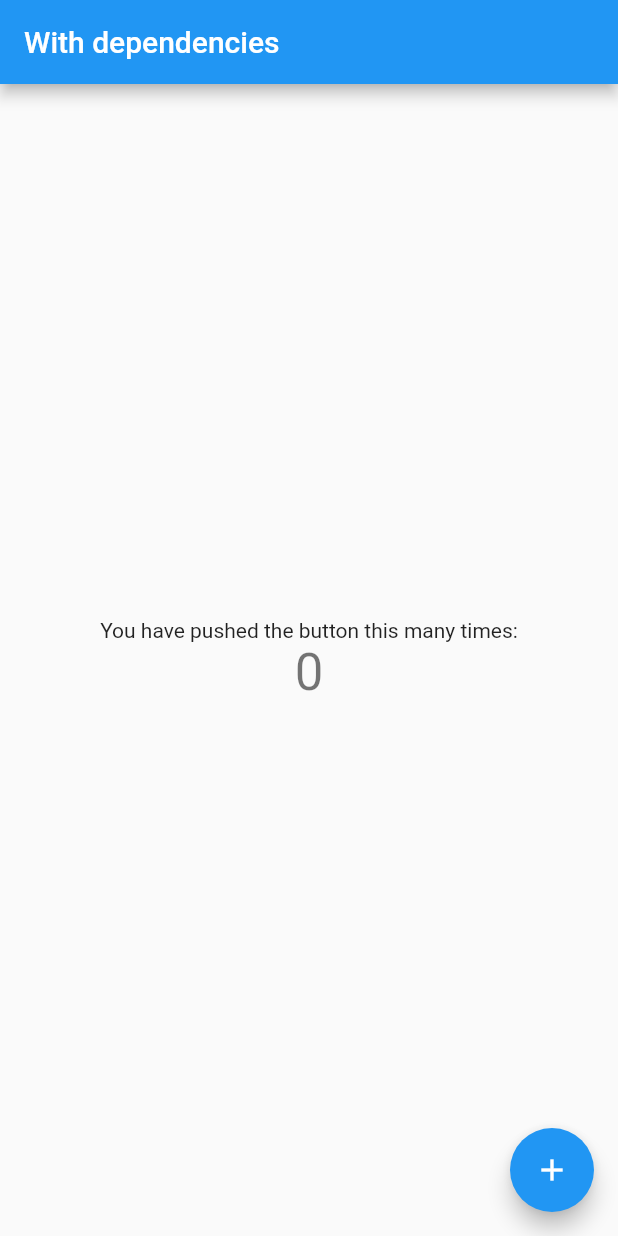
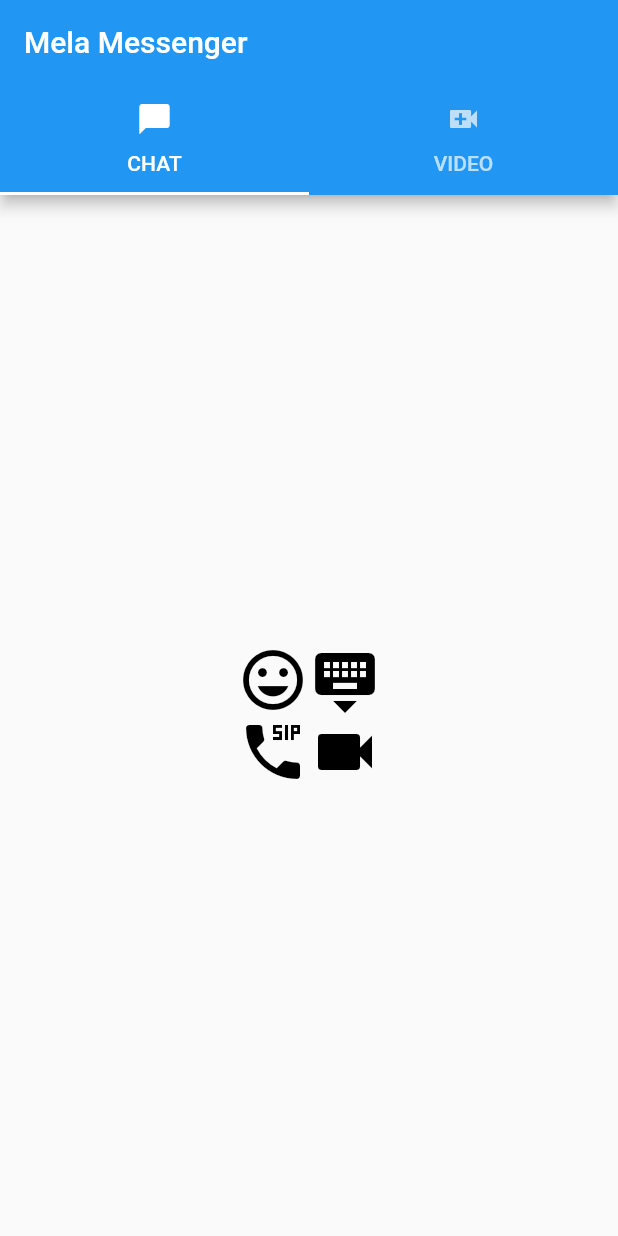
Before and after one commit to damphat/mela_messenger, a Flutter app: the screen it shows after launch, on a phone screen of 412 x 824 dp. Run offline on Flutter 3.47's test engine with Material 2 defaults, Android fonts, the light colour scheme and no system bars.

Commit message:
Add tabs with icons

```diff
--- a/lib/main.dart
+++ b/lib/main.dart
@@ -1,117 +1,90 @@
 import 'package:flutter/material.dart';
 
 void main() {
-  runApp(MyApp());
+  runApp(new MyApp());
 }
 
 class MyApp extends StatelessWidget {
-  // This widget is the root of your application.
   @override
   Widget build(BuildContext context) {
-    return MaterialApp(
-      title: 'Flutter Demo',
-      theme: ThemeData(
-        // This is the theme of your application.
-        //
-        // Try running your application with "flutter run". You'll see the
-        // application has a blue toolbar. Then, without quitting the app, try
-        // changing the primarySwatch below to Colors.green and then invoke
-        // "hot reload" (press "r" in the console where you ran "flutter run",
-        // or simply save your changes to "hot reload" in a Flutter IDE).
-        // Notice that the counter didn't reset back to zero; the application
-        // is not restarted.
+    return new MaterialApp(
+      title: 'Generated App',
+      theme: new ThemeData(
         primarySwatch: Colors.blue,
-        // This makes the visual density adapt to the platform that you run
-        // the app on. For desktop platforms, the controls will be smaller and
-        // closer together (more dense) than on mobile platforms.
-        visualDensity: VisualDensity.adaptivePlatformDensity,
+        primaryColor: const Color(0xFF2196f3),
+        accentColor: const Color(0xFF2196f3),
+        canvasColor: const Color(0xFFfafafa),
       ),
-      home: MyHomePage(title: 'With dependencies'),
+      home: new MyHomePage(),
     );
   }
 }
 
 class MyHomePage extends StatefulWidget {
-  MyHomePage({Key key, this.title}) : super(key: key);
-
-  // This widget is the home page of your application. It is stateful, meaning
-  // that it has a State object (defined below) that contains fields that affect
-  // how it looks.
-
-  // This class is the configuration for the state. It holds the values (in this
-  // case the title) provided by the parent (in this case the App widget) and
-  // used by the build method of the State. Fields in a Widget subclass are
-  // always marked "final".
-
-  final String title;
-
+  MyHomePage({Key key}) : super(key: key);
   @override
-  _MyHomePageState createState() => _MyHomePageState();
+  _MyHomePageState createState() => new _MyHomePageState();
 }
 
 class _MyHomePageState extends State<MyHomePage> {
-  int _counter = 0;
-
-  void _incrementCounter() {
-    setState(() {
-      // This call to setState tells the Flutter framework that something has
-      // changed in this State, which causes it to rerun the build method below
-      // so that the display can reflect the updated values. If we changed
-      // _counter without calling setState(), then the build method would not be
-      // called again, and so nothing would appear to happen.
-      _counter++;
-    });
-  }
-
   @override
   Widget build(BuildContext context) {
-    // This method is rerun every time setState is called, for instance as done
-    // by the _incrementCounter method above.
-    //
-    // The Flutter framework has been optimized to make rerunning build methods
-    // fast, so that you can just rebuild anything that needs updating rather
-    // than having to individually change instances of widgets.
-    return Scaffold(
-      appBar: AppBar(
-        // Here we take the value from the MyHomePage object that was created by
-        // the App.build method, and use it to set our appbar title.
-        title: Text(widget.title),
-      ),
-      body: Center(
-        // Center is a layout widget. It takes a single child and positions it
-        // in the middle of the parent.
-        child: Column(
-          // Column is also a layout widget. It takes a list of children and
-          // arranges them vertically. By default, it sizes itself to fit its
-          // children horizontally, and tries to be as tall as its parent.
-          //
-          // Invoke "debug painting" (press "p" in the console, choose the
-          // "Toggle Debug Paint" action from the Flutter Inspector in Android
-          // Studio, or the "Toggle Debug Paint" command in Visual Studio Code)
-          // to see the wireframe for each widget.
-          //
-          // Column has various properties to control how it sizes itself and
-          // how it positions its children. Here we use mainAxisAlignment to
-          // center the children vertically; the main axis here is the vertical
-          // axis because Columns are vertical (the cross axis would be
-          // horizontal).
-          mainAxisAlignment: MainAxisAlignment.center,
-          children: <Widget>[
-            Text(
-              'You have pushed the button this many times:',
+    var scaffold = new Scaffold(
+      appBar: new AppBar(
+        title: new Text('Mela Messenger'),
+        bottom: new TabBar(
+          tabs: [
+            new Tab(
+              icon: new Icon(Icons.chat_bubble),
+              text: "CHAT",
             ),
-            Text(
-              '$_counter',
-              style: Theme.of(context).textTheme.headline4,
-            ),
+            new Tab(icon: new Icon(Icons.video_call), text: "VIDEO"),
           ],
         ),
       ),
-      floatingActionButton: FloatingActionButton(
-        onPressed: _incrementCounter,
-        tooltip: 'Increment',
-        child: Icon(Icons.add),
-      ), // This trailing comma makes auto-formatting nicer for build methods.
+      body: new TabBarView(children: <Widget>[
+        new Row(
+            mainAxisAlignment: MainAxisAlignment.center,
+            mainAxisSize: MainAxisSize.max,
+            crossAxisAlignment: CrossAxisAlignment.center,
+            children: <Widget>[
+              new Column(
+                  mainAxisAlignment: MainAxisAlignment.center,
+                  mainAxisSize: MainAxisSize.max,
+                  crossAxisAlignment: CrossAxisAlignment.center,
+                  children: <Widget>[
+                    new Icon(Icons.insert_emoticon,
+                        color: const Color(0xFF000000), size: 48.0),
+                    new Icon(Icons.dialer_sip,
+                        color: const Color(0xFF000000), size: 48.0)
+                  ]),
+              new Column(
+                  mainAxisAlignment: MainAxisAlignment.center,
+                  mainAxisSize: MainAxisSize.max,
+                  crossAxisAlignment: CrossAxisAlignment.center,
+                  children: <Widget>[
+                    new Icon(Icons.keyboard_hide,
+                        color: const Color(0xFF000000), size: 48.0),
+                    new Icon(Icons.videocam,
+                        color: const Color(0xFF000000), size: 48.0)
+                  ])
+            ]),
+        new Text(
+          " TabBarView placeholder 1",
+          style: new TextStyle(
+              fontSize: 12.0,
+              color: const Color(0xFF000000),
+              fontWeight: FontWeight.w200,
+              fontFamily: "Roboto"),
+        )
+      ]),
+    );
+
+    return DefaultTabController(
+      // Added
+      length: 2, // Added
+      initialIndex: 0, //Added
+      child: scaffold, // Added
     );
   }
 }
```
Also changed, not shown: 1 other file.
